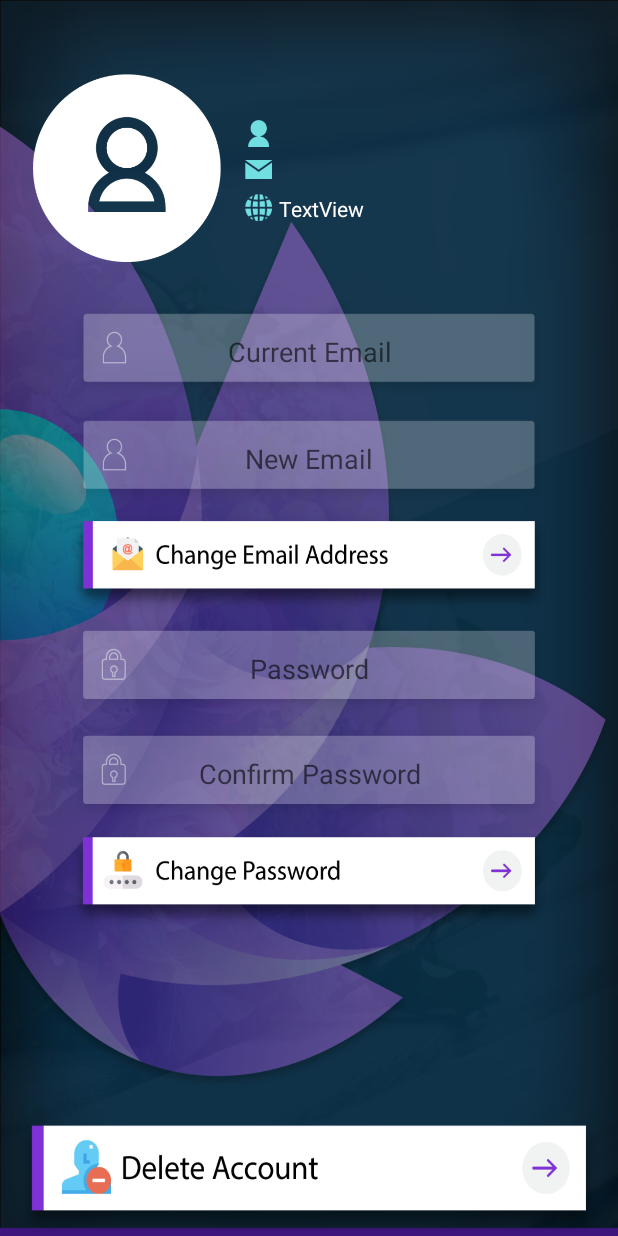
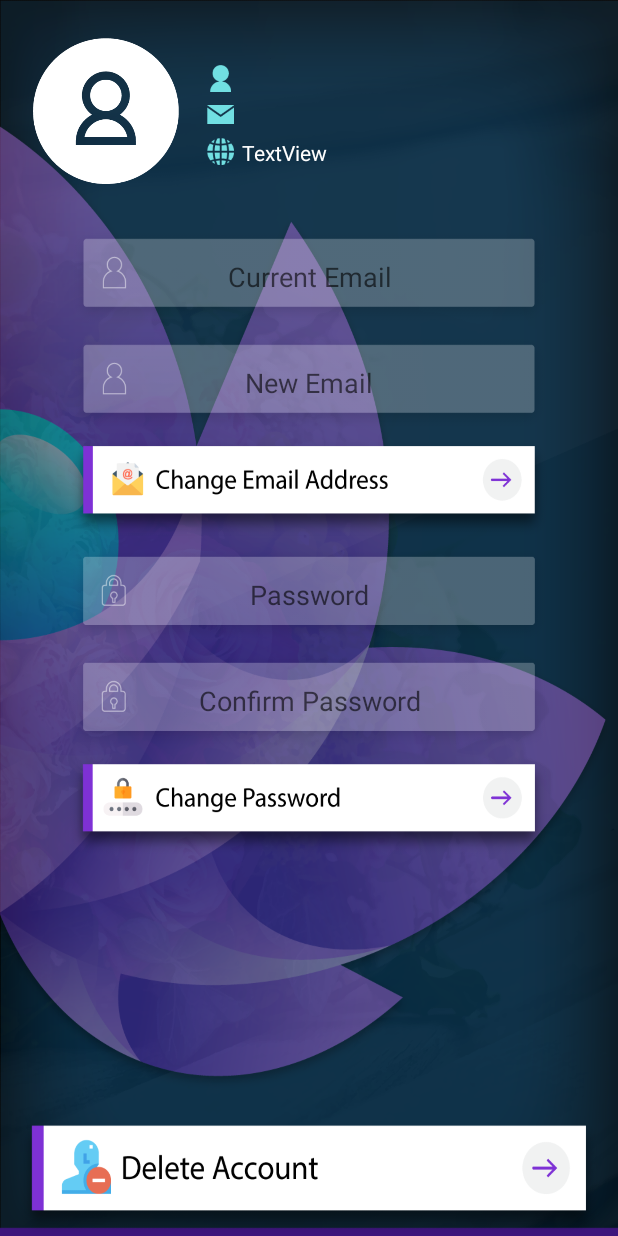
Before and after one commit to Pauloamm/Projeto-CM-a17011-a17012-a17014-master, an Android app: the AccountSettingsActivity screen opened directly, with no data from a screen before it, on a phone screen of 412 x 824 dp. Run offline under Robolectric (Android 15) with nearby library versions, the phone set to English and light mode, and no system bars; our stand-ins replace Firebase (no records; nobody signed in at launch, a user with empty details on screens opened directly).

```diff
--- a/Florista-v2.0/app/src/main/java/com/example/floristav100/Menus/CreateCustomBouquetActivity.kt
+++ b/Florista-v2.0/app/src/main/java/com/example/floristav100/Menus/CreateCustomBouquetActivity.kt
@@ -25,7 +25,7 @@ class CreateCustomBouquetActivity : AppCompatActivity() {
     override fun onCreate(savedInstanceState: Bundle?) {
         super.onCreate(savedInstanceState)
         setContentView(R.layout.activity_create_custom_bouquet)
-        getSupportActionBar()!!.setTitle("D.Lurdes");
+        supportActionBar!!.hide()
 
         // Gets reference from correspondent node in firebase of Bouquet storage
         ref = FirebaseDatabase.getInstance().getReference(UserIdFirebase.UID!! +"/Available Bouquets")
--- a/Florista-v2.0/app/src/main/java/com/example/floristav100/Menus/MainMenuActivity.kt
+++ b/Florista-v2.0/app/src/main/java/com/example/floristav100/Menus/MainMenuActivity.kt
@@ -49,6 +49,8 @@ class MainMenuActivity : AppCompatActivity() {
 
         createCustomBouquetButtonView.setOnClickListener{
 
+            var intent = Intent(this, CreateCustomBouquetActivity::class.java)
+            startActivity(intent)
         }
 
         transactionHistoryButtonView.setOnClickListener{
--- a/Florista-v2.0/app/src/main/res/layout/activity_account_settings.xml
+++ b/Florista-v2.0/app/src/main/res/layout/activity_account_settings.xml
@@ -9,14 +9,14 @@
 
     <ImageView
         android:id="@+id/avatarImageView"
-        android:layout_width="125dp"
-        android:layout_height="125dp"
+        android:layout_width="97dp"
+        android:layout_height="97dp"
         android:layout_alignParentStart="true"
         android:layout_alignParentTop="true"
         android:layout_gravity="start|right"
         android:layout_marginStart="22dp"
         android:layout_marginLeft="5dp"
-        android:layout_marginTop="49dp"
+        android:layout_marginTop="25dp"
         android:src="@drawable/default_image" />
 
     <ImageView
@@ -25,10 +25,23 @@
         android:layout_alignParentStart="true"
         android:layout_alignParentTop="true"
         android:layout_gravity="start|right"
-        android:layout_marginStart="163dp"
+        android:layout_marginStart="138dp"
         android:layout_marginLeft="5dp"
-        android:layout_marginTop="80dp"
+        android:layout_marginTop="43dp"
         android:src="@drawable/username_icon" />
+
+    <TextView
+        android:id="@+id/usernameTextViewSettings"
+        android:layout_width="245dp"
+        android:layout_height="wrap_content"
+        android:layout_alignParentStart="true"
+        android:layout_alignParentTop="true"
+        android:layout_alignParentEnd="true"
+        android:layout_marginStart="160dp"
+        android:layout_marginTop="43dp"
+        android:layout_marginEnd="6dp"
+        android:text="TextView"
+        android:textColor="@android:color/white" />
 
     <ImageView
         android:layout_width="18dp"
@@ -36,9 +49,9 @@
         android:layout_alignParentStart="true"
         android:layout_alignParentTop="true"
         android:layout_gravity="start|right"
-        android:layout_marginStart="163dp"
+        android:layout_marginStart="138dp"
         android:layout_marginLeft="5dp"
-        android:layout_marginTop="104dp"
+        android:layout_marginTop="67dp"
         android:src="@drawable/email_icon" />
 
     <ImageView
@@ -47,105 +60,63 @@
         android:layout_alignParentStart="true"
         android:layout_alignParentTop="true"
         android:layout_gravity="start|right"
-        android:layout_marginStart="163dp"
+        android:layout_marginStart="138dp"
         android:layout_marginLeft="5dp"
-        android:layout_marginTop="129dp"
+        android:layout_marginTop="92dp"
         android:src="@drawable/internet_icon" />
 
-
     <TextView
-        android:id="@+id/usernameTextViewSettings"
-        android:layout_width="226dp"
+        android:id="@+id/internetTextView"
+        android:layout_width="244dp"
         android:layout_height="wrap_content"
         android:layout_alignParentStart="true"
         android:layout_alignParentTop="true"
         android:layout_alignParentEnd="true"
-        android:layout_marginStart="185dp"
-        android:layout_marginTop="80dp"
-        android:layout_marginEnd="0dp"
+        android:layout_marginStart="161dp"
+        android:layout_marginTop="92dp"
+        android:layout_marginEnd="6dp"
         android:text="TextView"
         android:textColor="@android:color/white" />
 
     <TextView
         android:id="@+id/emailTextViewSettings"
-        android:layout_width="224dp"
+        android:layout_width="244dp"
         android:layout_height="wrap_content"
         android:layout_alignParentStart="true"
         android:layout_alignParentTop="true"
         android:layout_alignParentEnd="true"
-        android:layout_marginStart="186dp"
-        android:layout_marginTop="104dp"
-        android:layout_marginEnd="1dp"
+        android:layout_marginStart="161dp"
+        android:layout_marginTop="67dp"
+        android:layout_marginEnd="6dp"
         android:text="TextView"
         android:textColor="@android:color/white" />
 
-    <TextView
-        android:id="@+id/internetTextView"
-        android:layout_width="223dp"
-        android:layout_height="wrap_content"
-        android:layout_alignParentStart="true"
-        android:layout_alignParentTop="true"
-        android:layout_alignParentEnd="true"
-        android:layout_marginStart="186dp"
-        android:layout_marginTop="129dp"
-        android:layout_marginEnd="2dp"
-        android:text="TextView"
-        android:textColor="@android:color/white" />
-
-
-
-
-
-    <ScrollView
-        android:layout_width="fill_parent"
-        android:layout_height="match_parent">
-
-
-        <RelativeLayout
-            android:layout_width="wrap_content"
-            android:layout_height="wrap_content">
 
     <EditText
         android:id="@+id/currentEmailView"
         android:layout_width="321dp"
         android:layout_height="69dp"
+        android:layout_below="@+id/avatarImageView"
         android:layout_alignParentStart="true"
-            android:layout_alignParentTop="true"
         android:layout_alignParentEnd="true"
         android:layout_gravity="center"
         android:layout_marginStart="44dp"
-            android:layout_marginTop="200dp"
+        android:layout_marginTop="27dp"
         android:layout_marginEnd="44dp"
         android:background="@drawable/username"
         android:gravity="center"
         android:hint="Current Email"
         android:inputType="textEmailAddress" />
 
-    <EditText
-        android:id="@+id/newEmailView"
-        android:layout_width="321dp"
-        android:layout_height="69dp"
-        android:layout_alignParentStart="true"
-        android:layout_alignParentTop="true"
-        android:layout_alignParentEnd="true"
-        android:layout_gravity="center"
-        android:layout_marginStart="44dp"
-        android:layout_marginTop="271dp"
-        android:layout_marginEnd="44dp"
-        android:background="@drawable/username"
-        android:gravity="center"
-        android:hint="New Email"
-        android:inputType="textEmailAddress" />
-
     <ImageButton
         android:id="@+id/NewEmailButtonView"
         android:layout_width="321dp"
         android:layout_height="69dp"
+        android:layout_below="@+id/newEmailView"
         android:layout_alignParentStart="true"
-        android:layout_alignParentTop="true"
         android:layout_alignParentEnd="true"
         android:layout_marginStart="44dp"
-        android:layout_marginTop="341dp"
+        android:layout_marginTop="1dp"
         android:layout_marginEnd="44dp"
         android:background="@drawable/change_email_address_button"
         android:text="Button" />
@@ -154,53 +125,64 @@
         android:id="@+id/newPasswordView"
         android:layout_width="321dp"
         android:layout_height="69dp"
+        android:layout_below="@+id/NewEmailButtonView"
         android:layout_alignParentStart="true"
-        android:layout_alignParentTop="true"
         android:layout_alignParentEnd="true"
         android:layout_gravity="center"
         android:layout_marginStart="44dp"
-        android:layout_marginTop="411dp"
+        android:layout_marginTop="1dp"
         android:layout_marginEnd="44dp"
         android:background="@drawable/password"
         android:gravity="center"
         android:hint="Password"
         android:inputType="textPassword" />
 
-
     <EditText
         android:id="@+id/confirmNewPasswordView"
         android:layout_width="321dp"
         android:layout_height="69dp"
+        android:layout_below="@+id/newPasswordView"
         android:layout_alignParentStart="true"
-        android:layout_alignParentTop="true"
         android:layout_alignParentEnd="true"
         android:layout_gravity="center"
         android:layout_marginStart="44dp"
-        android:layout_marginTop="481dp"
+        android:layout_marginTop="1dp"
         android:layout_marginEnd="44dp"
         android:background="@drawable/password"
         android:gravity="center"
         android:hint="Confirm Password"
         android:inputType="textPassword" />
 
+
     <ImageButton
 
         android:id="@+id/NewPasswordButtonView"
         android:layout_width="321dp"
         android:layout_height="69dp"
+        android:layout_below="@+id/confirmNewPasswordView"
         android:layout_alignParentStart="true"
-            android:layout_alignParentTop="true"
         android:layout_alignParentEnd="true"
         android:layout_marginStart="44dp"
-            android:layout_marginTop="552dp"
+        android:layout_marginTop="1dp"
         android:layout_marginEnd="44dp"
         android:background="@drawable/change_password_button"
         android:text="Button" />
 
-
-
-        </RelativeLayout>
-</ScrollView>
+    <EditText
+        android:id="@+id/newEmailView"
+        android:layout_width="321dp"
+        android:layout_height="69dp"
+        android:layout_below="@+id/currentEmailView"
+        android:layout_alignParentStart="true"
+        android:layout_alignParentEnd="true"
+        android:layout_gravity="center"
+        android:layout_marginStart="44dp"
+        android:layout_marginTop="1dp"
+        android:layout_marginEnd="44dp"
+        android:background="@drawable/username"
+        android:gravity="center"
+        android:hint="New Email"
+        android:inputType="textEmailAddress" />
 
     <ImageButton
         android:id="@+id/DeleteAccountButtonView"
```
Also changed, not shown: Florista-v2.0/app/src/main/java/com/example/floristav100/Menus/CheckoutActivity.kt (+8 -8 lines), Florista-v2.0/app/src/main/res/layout/activity_checkout.xml (+50 -12 lines), Florista-v2.0/app/src/main/res/layout/activity_create_custom_bouquet.xml (+29 -9 lines), Florista-v2.0/app/src/main/res/layout/checkout_row.xml (+74 -41 lines), Florista-v2.0/app/src/main/res/layout/flowertype_row.xml (+37 -35 lines), Florista-v2.0/app/src/main/res/drawable/checkout_button.png, Florista-v2.0/app/src/main/res/drawable/checkout_image.png (added), Florista-v2.0/app/src/main/res/drawable/confirm_button.png (added), Florista-v2.0/app/src/main/res/drawable/create_custom_bouquet_image.png (added), Florista-v2.0/app/src/main/res/drawable/list_checkout_background.png (added), Florista-v2.0/app/src/main/res/drawable/list_checkout_minus_button.png (added), Florista-v2.0/app/src/main/res/drawable/list_checkout_paypal_button.png (added), Florista-v2.0/app/src/main/res/drawable/list_checkout_plus_button.png (added), Florista-v2.0/app/src/main/res/drawable/list_flower_background.png (added). Lines whose indentation alone changed are shown as unchanged.
